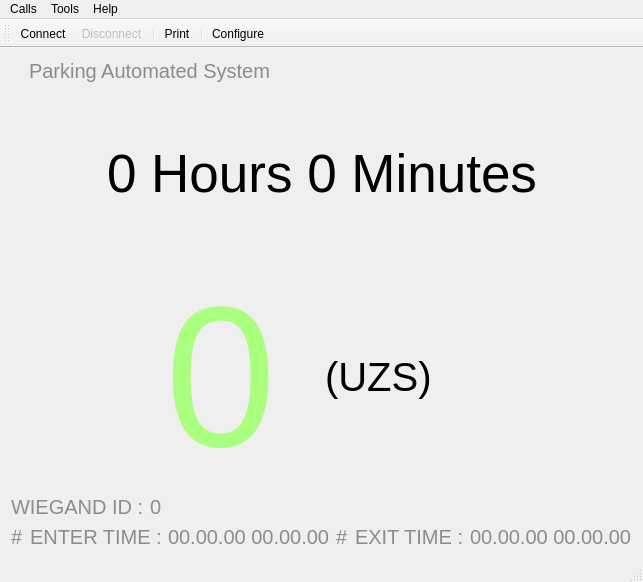
Above: RpiClient/mainwindow.ui from Baxulio/ParkingAS before the change. Below: the same form after it.
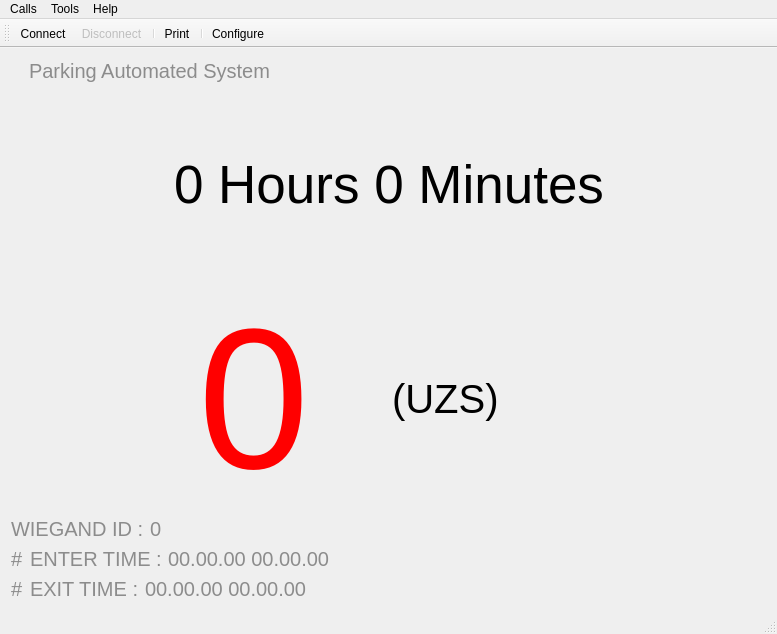
That is the form after the change. Icons and pictures are not drawn.

The edit to the form file:
```diff
--- a/RpiClient/mainwindow.ui
+++ b/RpiClient/mainwindow.ui
@@ -6,8 +6,8 @@
    <rect>
     <x>0</x>
     <y>0</y>
-    <width>643</width>
-    <height>582</height>
+    <width>777</width>
+    <height>634</height>
    </rect>
   </property>
   <property name="windowTitle">
@@ -171,7 +171,7 @@
          </font>
         </property>
         <property name="styleSheet">
-         <string notr="true">color: rgb(170, 255, 127);</string>
+         <string notr="true">color: rgb(255, 0, 0);</string>
         </property>
         <property name="text">
          <string>0</string>
@@ -259,7 +259,7 @@
      </layout>
     </item>
     <item>
-     <layout class="QHBoxLayout" name="horizontalLayout">
+     <layout class="QVBoxLayout" name="verticalLayout_2">
       <item>
        <layout class="QHBoxLayout" name="horizontalLayout_3">
         <item>
@@ -307,6 +307,19 @@
           </property>
          </widget>
         </item>
+        <item>
+         <spacer name="horizontalSpacer_6">
+          <property name="orientation">
+           <enum>Qt::Horizontal</enum>
+          </property>
+          <property name="sizeHint" stdset="0">
+           <size>
+            <width>40</width>
+            <height>20</height>
+           </size>
+          </property>
+         </spacer>
+        </item>
        </layout>
       </item>
       <item>
@@ -362,10 +375,8 @@
           </property>
          </widget>
         </item>
-       </layout>
-      </item>
       <item>
-       <spacer name="horizontalSpacer_6">
+         <spacer name="horizontalSpacer_8">
         <property name="orientation">
          <enum>Qt::Horizontal</enum>
         </property>
@@ -376,6 +387,8 @@
          </size>
         </property>
        </spacer>
+        </item>
+       </layout>
       </item>
      </layout>
     </item>
@@ -386,8 +399,8 @@
     <rect>
      <x>0</x>
      <y>0</y>
-     <width>643</width>
-     <height>21</height>
+     <width>777</width>
+     <height>19</height>
     </rect>
    </property>
    <widget class="QMenu" name="menuCalls">
```
Left out of the diff: 16 changed lines with no effect on the pictures. Lines whose indentation alone changed are shown as unchanged.
